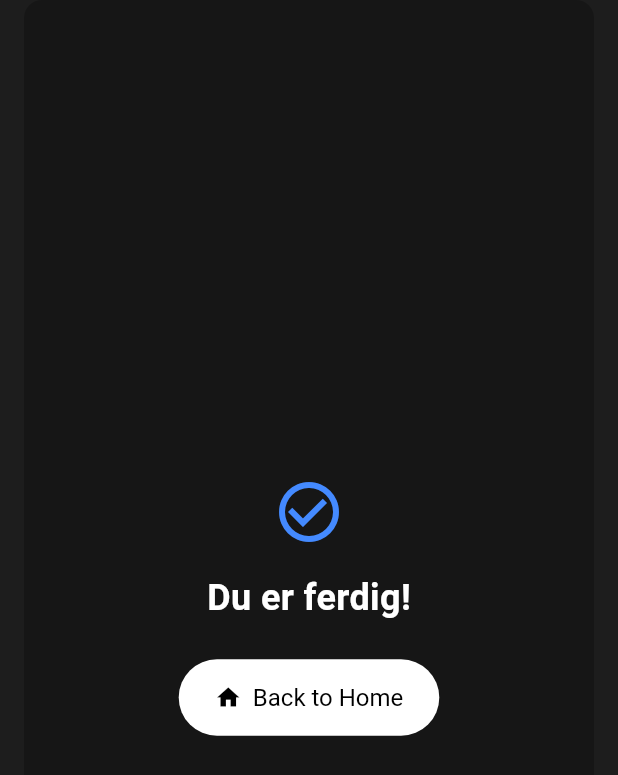
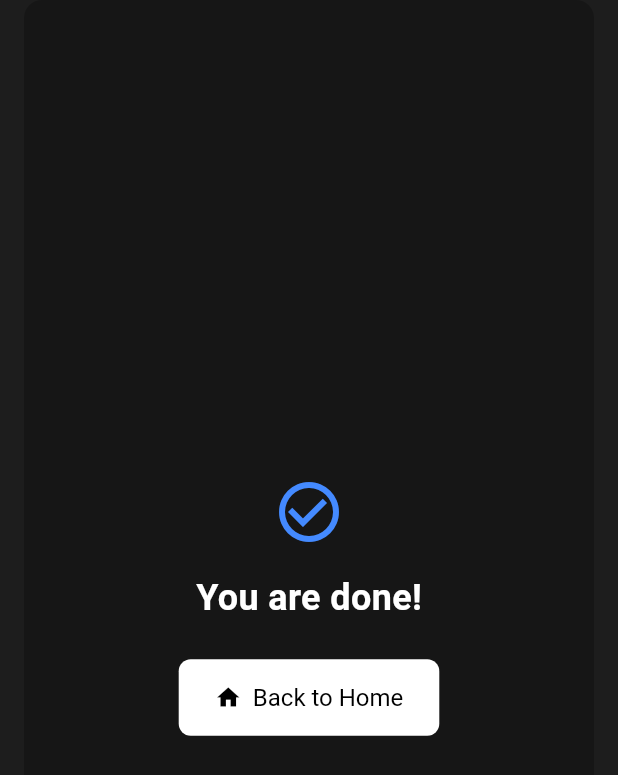
Before and after one commit to borgaar/start-code-2025, a Flutter app: the LastCarouselCard widget shown alone on an empty page, opened directly, on a phone screen of 412 x 824 dp. Shown: the top 775 px of the screen. Run offline on Flutter 3.47's test engine with Material 3 defaults, Android fonts, the light colour scheme and no system bars; drawn by our look-alikes of skeletonizer; our stand-ins replace bloc, carousel_slider, equatable, flutter_bloc, go_router, shared_preferences; accounts and stored records are empty; network calls fail.

Commit message:
added better end card and next button

```diff
--- a/rema_1001/lib/constants/theme.dart
+++ b/rema_1001/lib/constants/theme.dart
@@ -24,6 +24,13 @@ final themeData = ThemeData(
     color: Color(0xFF161616),
     elevation: 0,
     shape: RoundedRectangleBorder(borderRadius: BorderRadius.circular(12)),
+  ),
+  filledButtonTheme: FilledButtonThemeData(
+    style: FilledButton.styleFrom(
+      backgroundColor: Colors.white,
+      foregroundColor: Colors.black,
+      shape: RoundedRectangleBorder(borderRadius: BorderRadius.circular(8)),
+    ),
   ),
   listTileTheme: ListTileThemeData(
     tileColor: Color(0xFF2C2C2C),
--- a/rema_1001/lib/map/product_list/last_carousel_card.dart
+++ b/rema_1001/lib/map/product_list/last_carousel_card.dart
@@ -24,7 +24,7 @@ class LastCarouselCard extends StatelessWidget {
                   ),
                   const SizedBox(height: 16),
                   Text(
-                    "Du er ferdig!",
+                    "You are done!",
                     style: const TextStyle(
                       fontSize: 24,
                       fontWeight: FontWeight.bold,
```
Also changed, not shown: rema_1001/lib/map/product_list/aisle_card.dart (+33 -1 lines).
